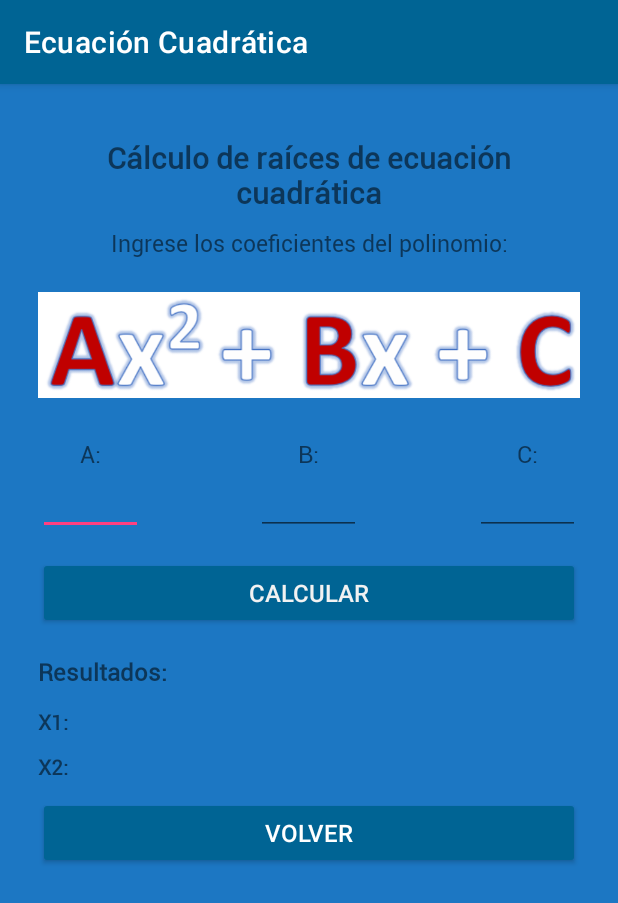
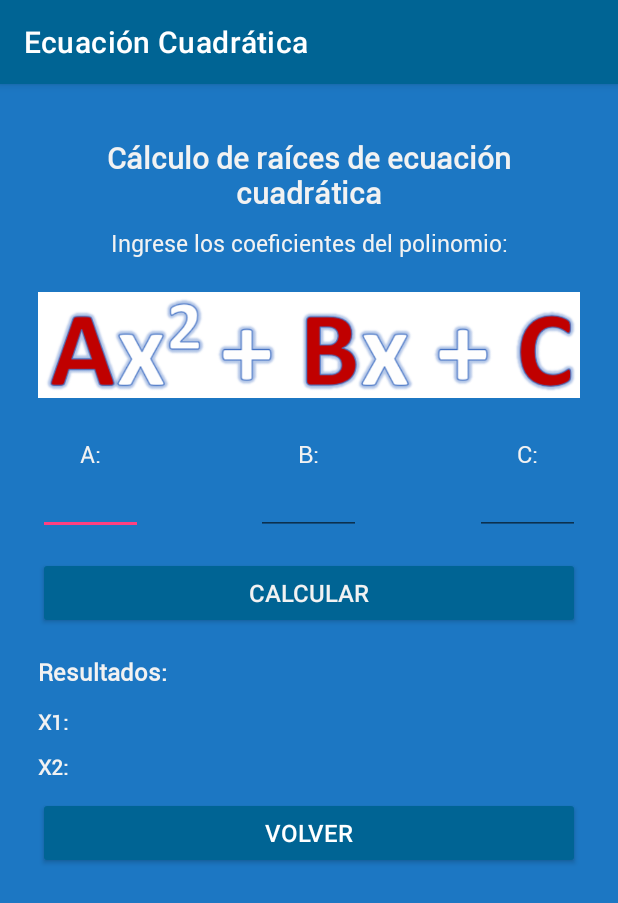
Before and after one commit to Ernest00/Prueba_Practica_1_DSM_LA181955_MA181956, an Android app: the EcuacionCuadraticaActivity screen opened directly, with no data from a screen before it, on a phone screen of 412 x 824 dp. Shown: the top 903 px of the screen. Run offline under Robolectric (Android 15) with nearby library versions, the phone set to English and light mode, and no system bars.

```diff
--- a/PruebaPractica1DSM_LA181955_MA181956/app/src/main/res/layout/activity_ecuacion_cuadratica.xml
+++ b/PruebaPractica1DSM_LA181955_MA181956/app/src/main/res/layout/activity_ecuacion_cuadratica.xml
@@ -16,6 +16,7 @@
         android:padding="10sp"
         android:text="Cálculo de raíces de ecuación cuadrática"
         android:textAlignment="center"
+        android:textColor="#f2f2f2"
         android:textSize="20sp"
         android:textStyle="bold" />
 
@@ -27,6 +28,7 @@
         android:fontFamily="@font/roboto_regular"
         android:text="Ingrese los coeficientes del polinomio:"
         android:textAlignment="center"
+        android:textColor="#f2f2f2"
         android:textSize="15sp" />
 
     <ImageView
@@ -44,6 +46,7 @@
         android:fontFamily="@font/roboto_regular"
         android:text="A:"
         android:textAlignment="center"
+        android:textColor="#f2f2f2"
         android:textSize="16sp" />
 
     <TextView
@@ -55,6 +58,7 @@
         android:fontFamily="@font/roboto_regular"
         android:text="B:"
         android:textAlignment="center"
+        android:textColor="#f2f2f2"
         android:textSize="16sp" />
 
     <TextView
@@ -66,6 +70,7 @@
         android:fontFamily="@font/roboto_regular"
         android:text="C:"
         android:textAlignment="center"
+        android:textColor="#f2f2f2"
         android:textSize="16sp" />
 
     <EditText
@@ -75,7 +80,8 @@
         android:layout_marginTop="230sp"
         android:ems="10"
         android:fontFamily="@font/roboto_regular"
-        android:inputType="numberSigned|number|numberDecimal" />
+        android:inputType="numberSigned|number|numberDecimal"
+        android:textColor="#f2f2f2" />
 
     <EditText
         android:id="@+id/txtNumberB"
@@ -85,7 +91,8 @@
         android:layout_marginTop="230sp"
         android:ems="10"
         android:fontFamily="@font/roboto_regular"
-        android:inputType="numberSigned|number|numberDecimal" />
+        android:inputType="numberSigned|number|numberDecimal"
+        android:textColor="#f2f2f2" />
 
     <EditText
         android:id="@+id/txtNumberC"
@@ -95,7 +102,8 @@
         android:layout_marginTop="230sp"
         android:ems="10"
         android:fontFamily="@font/roboto_regular"
-        android:inputType="numberSigned|number|numberDecimal" />
+        android:inputType="numberSigned|number|numberDecimal"
+        android:textColor="#f2f2f2" />
 
     <TextView
         android:id="@+id/textoRespuesta"
@@ -104,6 +112,7 @@
         android:layout_marginTop="355sp"
         android:fontFamily="@font/roboto_regular"
         android:text="Resultados:"
+        android:textColor="#f2f2f2"
         android:textSize="16sp"
         android:textStyle="bold" />
 
@@ -114,6 +123,7 @@
         android:layout_marginTop="390sp"
         android:fontFamily="@font/roboto_regular"
         android:text="X1:"
+        android:textColor="#f2f2f2"
         android:textStyle="bold" />
 
     <TextView
@@ -123,6 +133,7 @@
         android:layout_marginTop="420sp"
         android:fontFamily="@font/roboto_regular"
         android:text="X2:"
+        android:textColor="#f2f2f2"
         android:textStyle="bold" />
 
     <Button
--- a/PruebaPractica1DSM_LA181955_MA181956/app/src/main/res/layout/activity_main.xml
+++ b/PruebaPractica1DSM_LA181955_MA181956/app/src/main/res/layout/activity_main.xml
@@ -42,6 +42,9 @@
         android:hint="@string/e_mail"
         android:inputType="textEmailAddress"
         android:padding="15dp"
+        android:shadowColor="#f2f2f2"
+        android:textColor="#f2f2f2"
+        android:textColorHint="#f2f2f2"
         android:textSize="15sp" />
 
     <EditText
@@ -56,7 +59,9 @@
         android:hint="@string/password"
         android:inputType="textPassword"
         android:padding="15dp"
+        android:shadowColor="#f2f2f2"
         android:textColor="#f2f2f2"
+        android:textColorHint="#f2f2f2"
         android:textSize="15sp" />
 
     <Button
--- a/PruebaPractica1DSM_LA181955_MA181956/app/src/main/res/layout/activity_opciones.xml
+++ b/PruebaPractica1DSM_LA181955_MA181956/app/src/main/res/layout/activity_opciones.xml
@@ -16,6 +16,7 @@
         android:fontFamily="@font/indigo_daisy"
         android:text="Bienvenid@"
         android:textAlignment="center"
+        android:textColor="#f2f2f2"
         android:textSize="50sp"
         app:layout_constraintTop_toTopOf="parent"
         tools:ignore="MissingConstraints"
```
Also changed, not shown: PruebaPractica1DSM_LA181955_MA181956/app/src/main/java/com/example/pruebapractica1dsm_la181955_ma181956/MainActivity.kt (+4 -4 lines), PruebaPractica1DSM_LA181955_MA181956/app/src/main/res/layout/activity_ficha_vendedor.xml (+8 -0 lines).
